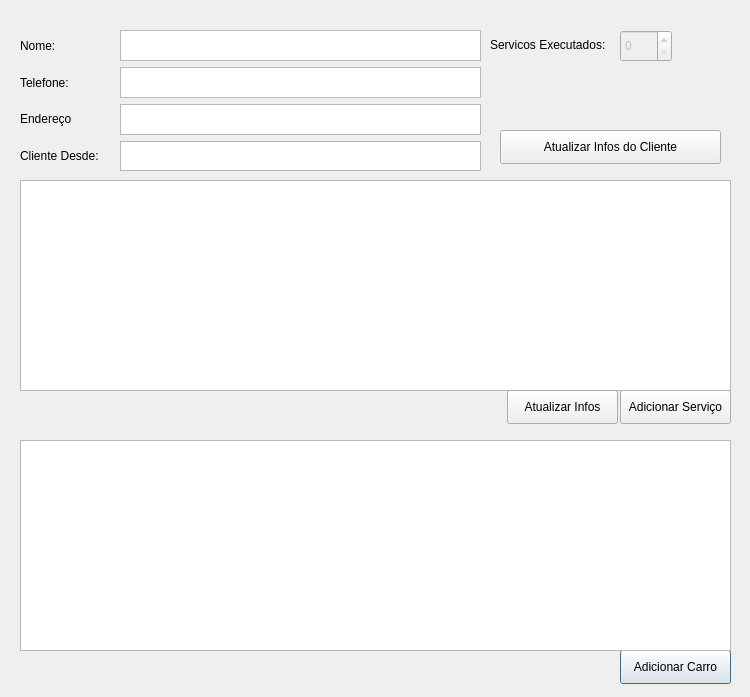
The window that clientinfo.ui (bedi1982/Oficina) describes before a commit, drawn with Qt 5.
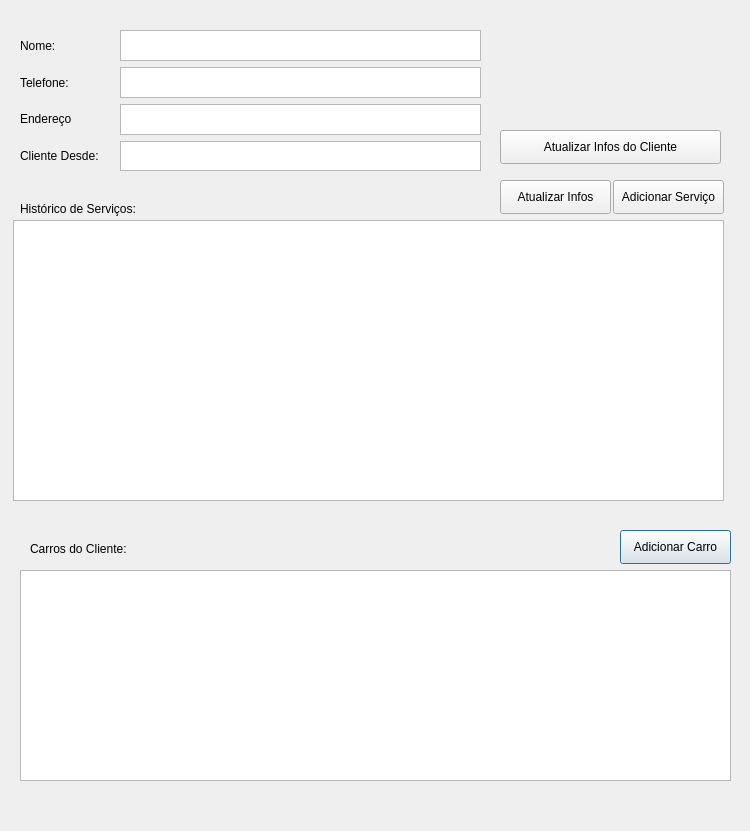
The same window after the commit.

```diff
--- a/clientinfo.ui
+++ b/clientinfo.ui
@@ -7,7 +7,7 @@
     <x>0</x>
     <y>0</y>
     <width>750</width>
-    <height>697</height>
+    <height>831</height>
    </rect>
   </property>
   <property name="windowTitle">
@@ -17,7 +17,7 @@
    <property name="geometry">
     <rect>
      <x>620</x>
-     <y>650</y>
+     <y>530</y>
      <width>111</width>
      <height>34</height>
     </rect>
@@ -29,8 +29,8 @@
   <widget class="QPushButton" name="btn_addService">
    <property name="geometry">
     <rect>
-     <x>620</x>
-     <y>390</y>
+     <x>613</x>
+     <y>180</y>
      <width>111</width>
      <height>34</height>
     </rect>
@@ -39,39 +39,13 @@
     <string>Adicionar Serviço</string>
    </property>
   </widget>
-  <widget class="QLabel" name="lbl_ServicosExecutados">
-   <property name="geometry">
-    <rect>
-     <x>490</x>
-     <y>30</y>
-     <width>131</width>
-     <height>30</height>
-    </rect>
-   </property>
-   <property name="text">
-    <string>Servicos Executados:</string>
-   </property>
-  </widget>
-  <widget class="QSpinBox" name="spinBox_executedServicesNumber">
-   <property name="enabled">
-    <bool>false</bool>
-   </property>
-   <property name="geometry">
-    <rect>
-     <x>620</x>
-     <y>30</y>
-     <width>52</width>
-     <height>32</height>
-    </rect>
-   </property>
-  </widget>
   <widget class="QTableView" name="tbl_ClientServices">
    <property name="geometry">
     <rect>
-     <x>20</x>
-     <y>180</y>
+     <x>13</x>
+     <y>220</y>
      <width>711</width>
-     <height>211</height>
+     <height>281</height>
     </rect>
    </property>
   </widget>
@@ -79,7 +53,7 @@
    <property name="geometry">
     <rect>
      <x>20</x>
-     <y>440</y>
+     <y>570</y>
      <width>711</width>
      <height>211</height>
     </rect>
@@ -165,8 +139,8 @@
   <widget class="QPushButton" name="btn_Atualizar">
    <property name="geometry">
     <rect>
-     <x>507</x>
-     <y>390</y>
+     <x>500</x>
+     <y>180</y>
      <width>111</width>
      <height>34</height>
     </rect>
@@ -175,6 +149,45 @@
     <string>Atualizar Infos</string>
    </property>
   </widget>
+  <widget class="QLabel" name="lbl_ClientCars">
+   <property name="geometry">
+    <rect>
+     <x>30</x>
+     <y>540</y>
+     <width>121</width>
+     <height>18</height>
+    </rect>
+   </property>
+   <property name="text">
+    <string>Carros do Cliente:</string>
+   </property>
+  </widget>
+  <widget class="QLabel" name="lbl_CarIcon">
+   <property name="geometry">
+    <rect>
+     <x>180</x>
+     <y>530</y>
+     <width>59</width>
+     <height>18</height>
+    </rect>
+   </property>
+   <property name="text">
+    <string/>
+   </property>
+  </widget>
+  <widget class="QLabel" name="lbl_ClientServicesHistoric">
+   <property name="geometry">
+    <rect>
+     <x>20</x>
+     <y>200</y>
+     <width>141</width>
+     <height>18</height>
+    </rect>
+   </property>
+   <property name="text">
+    <string>Histórico de Serviços:</string>
+   </property>
+  </widget>
  </widget>
  <resources/>
  <connections/>
```
